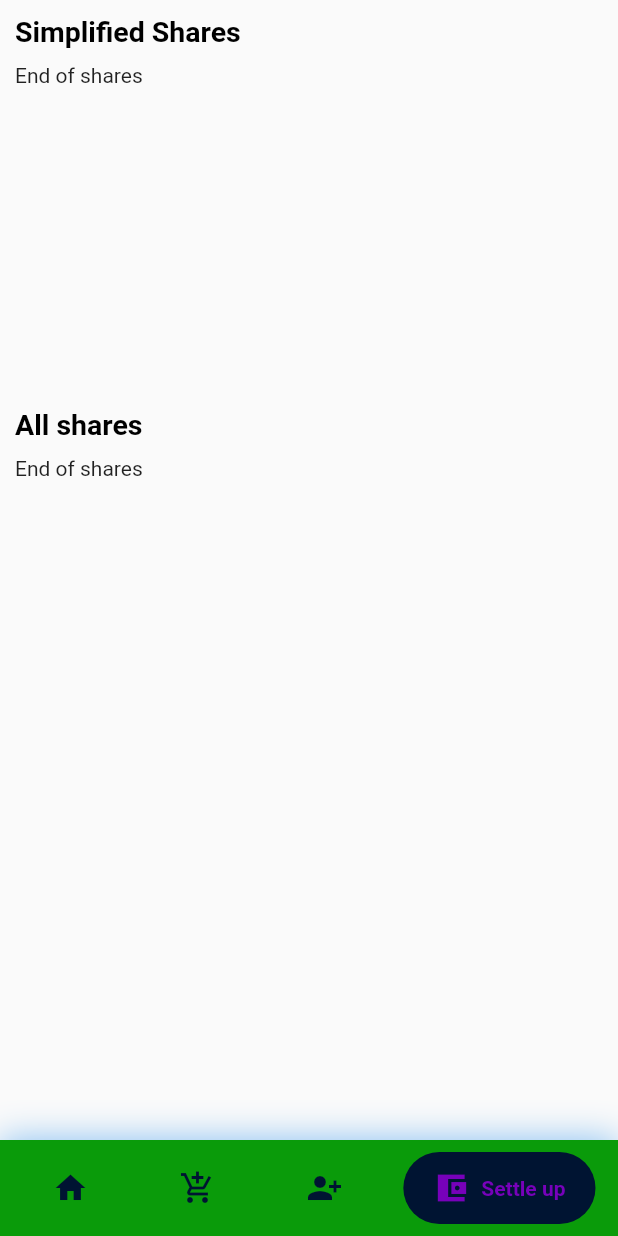
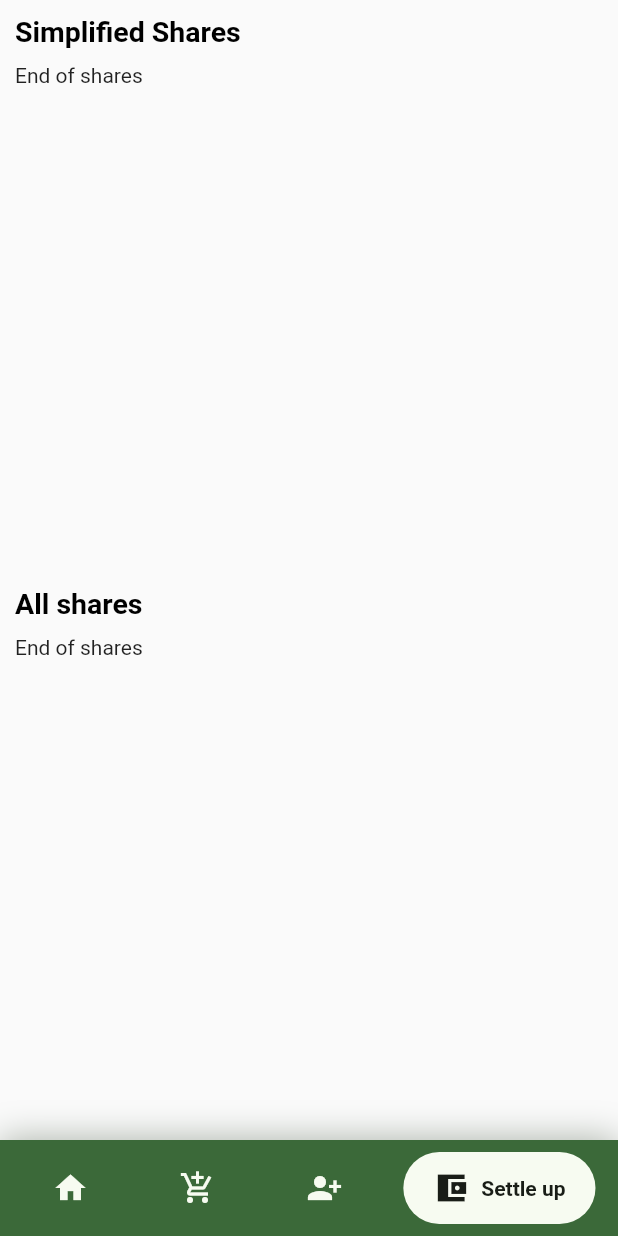
Before and after one commit to mehranghaffarian/cost_handler, a Flutter app: the screen it shows after launch, item 4 of the bottom bar chosen, on a phone screen of 412 x 824 dp. Run offline on Flutter 3.47's test engine with Material 2 defaults, Android fonts, the phone set to English and light mode, and no system bars; drawn by our look-alikes of google_nav_bar; our stand-ins replace sqflite; accounts and stored records are empty.

Commit message:
settle up structure enhanced

```diff
--- a/lib/main.dart
+++ b/lib/main.dart
@@ -19,20 +19,21 @@ class MyApp extends StatelessWidget {
   Widget build(BuildContext context){
     return MaterialApp(
       theme: ThemeData(
-        colorScheme: const ColorScheme(
-          shadow: Color.fromRGBO(50, 252, 255, 0.5),
-          brightness: Brightness.light,
-          primary: Color.fromRGBO(10, 155, 10, 1.0),
-          onPrimary: Color.fromRGBO(18, 78, 1, 1.0),
-          secondary: Color.fromRGBO(15, 130, 232, 1.0),
-          onSecondary: Color.fromRGBO(18, 78, 1, 1.0),
-          error: Color.fromRGBO(18, 78, 1, 1.0),
-          onError: Color.fromRGBO(18, 78, 1, 1.0),
-          background: Color.fromRGBO(0, 20, 50, 1.0),
-          onBackground: Color.fromRGBO(119, 1, 186, 1.0),
-          surface: Color.fromRGBO(5, 150, 120, 1.0),
-          onSurface: Color.fromRGBO(103, 3, 121, 1.0),
-        ),
+        colorScheme: ColorScheme.fromSeed(seedColor: Colors.green).copyWith(shadow: const Color.fromRGBO(152, 43, 210, 1.0),),
+        // colorScheme: const ColorScheme(
+        //   shadow: Color.fromRGBO(50, 252, 255, 0.5),
+        //   brightness: Brightness.light,
+        //   primary: Color.fromRGBO(10, 155, 10, 1.0),
+        //   onPrimary: Color.fromRGBO(18, 78, 1, 1.0),
+        //   secondary: Color.fromRGBO(15, 130, 232, 1.0),
+        //   onSecondary: Color.fromRGBO(18, 78, 1, 1.0),
+        //   error: Color.fromRGBO(18, 78, 1, 1.0),
+        //   onError: Color.fromRGBO(18, 78, 1, 1.0),
+        //   background: Color.fromRGBO(0, 20, 50, 1.0),
+        //   onBackground: Color.fromRGBO(119, 1, 186, 1.0),
+        //   surface: Color.fromRGBO(5, 150, 120, 1.0),
+        //   onSurface: Color.fromRGBO(103, 3, 121, 1.0),
+        // ),
       //   primaryColor: const Color.fromRGBO(65, 135, 44, 1.0),
       //   primaryColorDark: const Color.fromRGBO(18, 78, 1, 1.0),
       //   errorColor: const Color.fromRGBO(150, 20, 20, 1.0),
--- a/lib/presentation/pages/add_cost_page.dart
+++ b/lib/presentation/pages/add_cost_page.dart
@@ -43,7 +43,7 @@ class _AddCostPageState extends State<AddCostPage> {
     final colorScheme = Theme.of(context).colorScheme;
 
     return Scaffold(
-      body: Padding(
+      body: SingleChildScrollView(child: Padding(
         padding: const EdgeInsets.all(10),
         child: Form(
           child: Column(
@@ -99,7 +99,7 @@ class _AddCostPageState extends State<AddCostPage> {
                   }
                   if (costValue == 0) {
                     context.showSnack("Cost must be non zero");
-                  return;}
+                    return;}
 
                   final result = _addCost(
                       costValue: costValue,
@@ -115,7 +115,7 @@ class _AddCostPageState extends State<AddCostPage> {
             ],
           ),
         ),
-      ),
+      ),),
     );
   }
 
--- a/lib/presentation/pages/settle_up_page.dart
+++ b/lib/presentation/pages/settle_up_page.dart
@@ -32,7 +32,9 @@ class _SettleUpPageState extends State<SettleUpPage> {
 
   @override
   Widget build(BuildContext context) {
+    final deviceHeight = MediaQuery.of(context).size.height - 25;
     final textTheme = Theme.of(context).textTheme;
+    final colorScheme = Theme.of(context).colorScheme;
 
     return Scaffold(
       body: isLoading
@@ -49,11 +51,13 @@ class _SettleUpPageState extends State<SettleUpPage> {
                     ),
                     const SizedBox(height: 10),
                     SizedBox(
-                      height: 200,
+                      height: deviceHeight * 0.4,
                       child:
-                      ListView(
+                      GridView(
+                        gridDelegate: const SliverGridDelegateWithFixedCrossAxisCount(crossAxisCount: 2),
                         children: _buildSharesWidgets(
                             targetShares: simplifiedShares,
+                            iconColor: colorScheme.shadow,
                             descriptionNeeded: false),
                       ),
                     ),
@@ -64,9 +68,11 @@ class _SettleUpPageState extends State<SettleUpPage> {
                     ),
                     const SizedBox(height: 10),
                     SizedBox(
-                      height: 200,
-                      child: ListView(
+                      height: deviceHeight * 0.4,
+                      child: GridView(
+                        gridDelegate: const SliverGridDelegateWithFixedCrossAxisCount(crossAxisCount: 2),
                         children: _buildSharesWidgets(
+                          iconColor: colorScheme.shadow,
                           targetShares: shares,
                         ),
                       ),
@@ -85,6 +91,7 @@ class _SettleUpPageState extends State<SettleUpPage> {
 
   List<Widget> _buildSharesWidgets({
     required Map<String, List<ShareEntity>> targetShares,
+    required Color iconColor,
     descriptionNeeded = true,
   }) {
     final List<Widget> shareCards = [];
@@ -93,22 +100,25 @@ class _SettleUpPageState extends State<SettleUpPage> {
     for (String user in users) {
       final tempWidgets = targetShares[user]?.map(
         (e) {
-          final columnChildren = [
-            Text("Borrower: ${e.borrower}"),
+          final List<Widget> columnChildren = [
+            Row(children: [Image.asset("assets/images/paying_money.png", width: 30, height: 30, color: iconColor,), Text(" ${e.borrower}")]),
             const SizedBox(height: 10),
-            Text("Lender: ${e.lender}"),
+            Row(children: [Image.asset("assets/images/getting_money.png", width: 30, height: 30, color: iconColor,), Text(" ${e.lender}")]),
             const SizedBox(height: 10),
-            Text("Cost: ${e.cost.toStringAsFixed(3)}"),
+            Row(children: [Image.asset("assets/images/price.png", width: 30, height: 30, color: iconColor,), Text(" ${e.cost.toStringAsFixed(3)}")]),
+
           ];
           if (descriptionNeeded) {
             columnChildren.add(const SizedBox(height: 10));
-            columnChildren.add(Text("Description: ${e.description}"));
+            columnChildren.add(Row(children: [Image.asset("assets/images/description.png", width: 30, height: 30, color: iconColor,), Text(" ${e.description}", overflow: TextOverflow.ellipsis,)]),);
           }
 
           return Card(
             elevation: 5,
-            child: Column(
-              children: columnChildren,
+            child: Padding(padding: const EdgeInsets.all(5),
+              child: Column(
+                children: columnChildren,
+              ),
             ),
           );
         },
@@ -116,16 +126,6 @@ class _SettleUpPageState extends State<SettleUpPage> {
       if (tempWidgets != null) {
         shareCards.addAll(tempWidgets);
       }
-      shareCards.add(
-        Container(
-          margin: const EdgeInsets.all(2.5),
-          decoration: BoxDecoration(
-            borderRadius: BorderRadius.circular(5),
-            color: Colors.cyan,
-          ),
-          height: 20,
-        ),
-      );
     }
     shareCards.add(const Text("End of shares"));
     return shareCards;
--- a/pubspec.yaml
+++ b/pubspec.yaml
@@ -65,8 +65,8 @@ flutter:
   uses-material-design: true
 
   # To add assets to your application, add an assets section, like this:
-  # assets:
-  #   - images/a_dot_burr.jpeg
+  assets:
+    - assets/images/
   #   - images/a_dot_ham.jpeg
 
   # An image asset can refer to one or more resolution-specific "variants", see
```
Also changed, not shown: lib/presentation/pages/home_page.dart (+8 -1 lines), assets/images/cost.png (added), assets/images/description.png (added), assets/images/getting_money.png (added), assets/images/paying_money.png (added), assets/images/price.png (added), assets/images/reciever.png (added), assets/images/spender.png (added).
